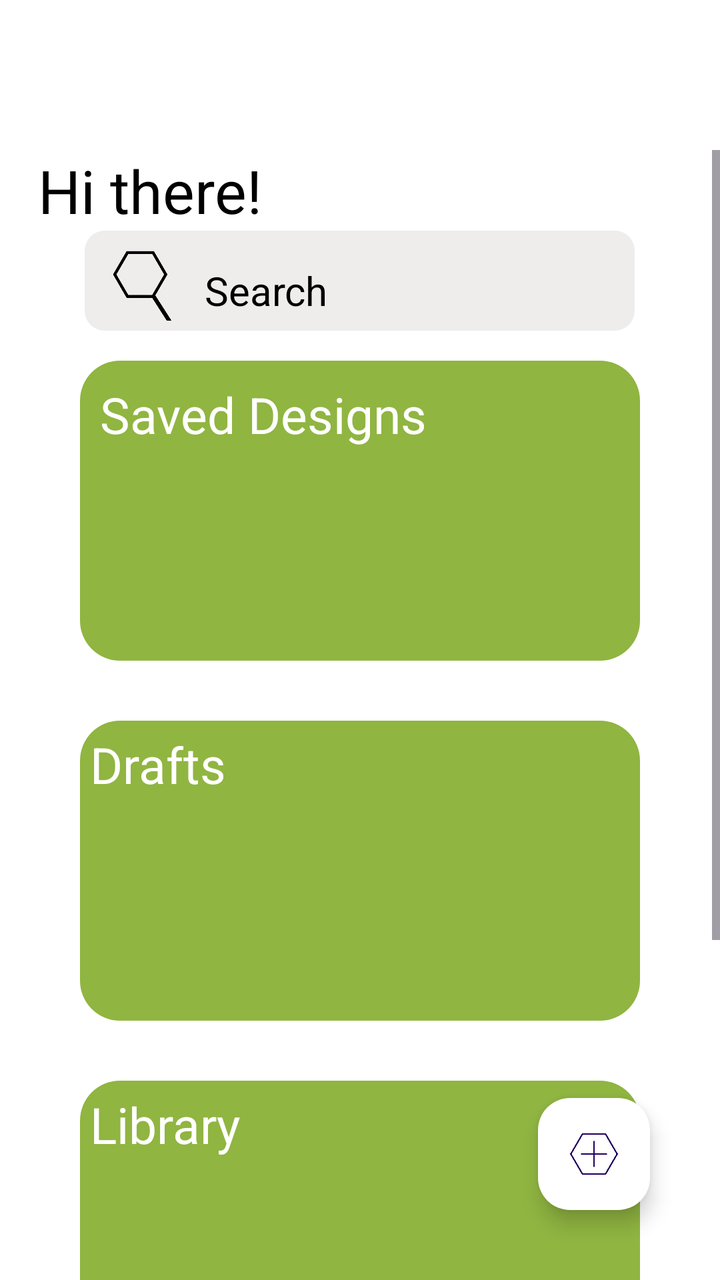
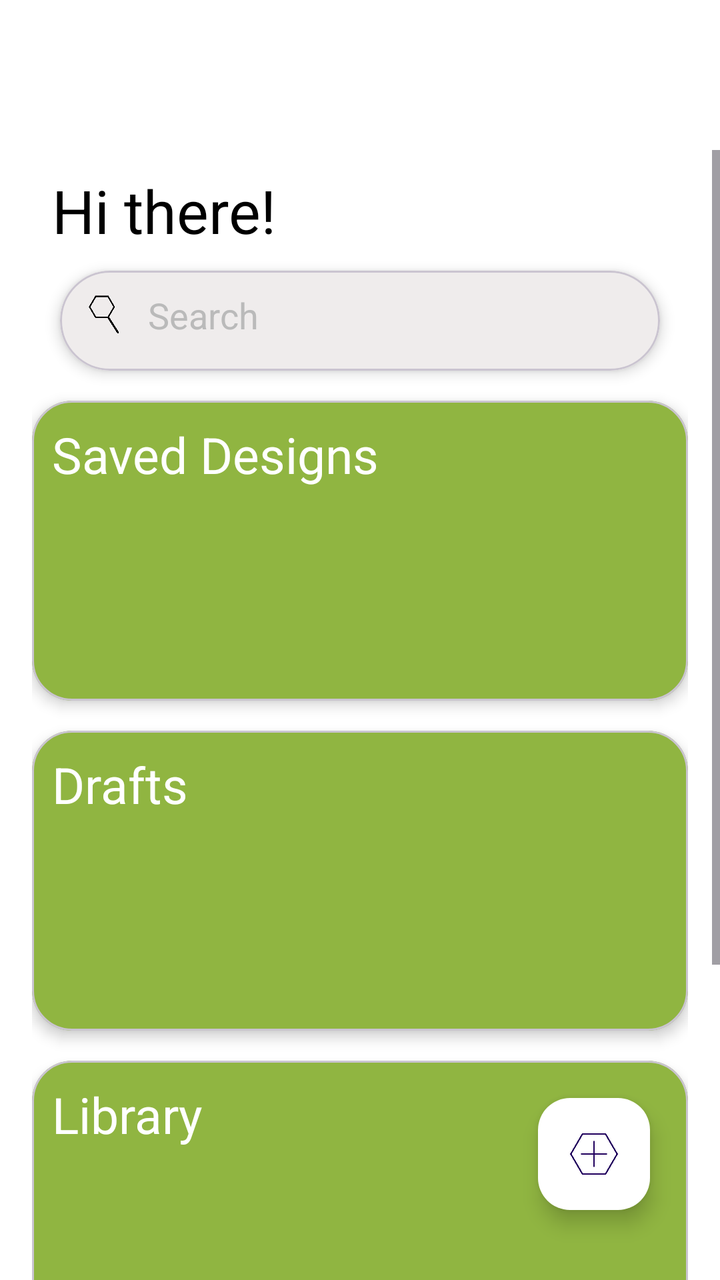

Screens rendered from an Android XML layout before and after an edit, with the pre-edit source and the edit as a unified diff.
<!-- AndroidManifest.xml: application theme Theme.LayoutLab -->
<!-- res/layout/activity_home.xml -->
<?xml version="1.0" encoding="utf-8"?>
<FrameLayout xmlns:android="http://schemas.android.com/apk/res/android"
    xmlns:app="http://schemas.android.com/apk/res-auto"
    xmlns:tools="http://schemas.android.com/tools"
    android:layout_width="match_parent"
    android:layout_height="match_parent"
    tools:context=".Home"
    android:background="@color/white">

    <LinearLayout
        android:layout_width="match_parent"
        android:layout_height="match_parent"
        android:background="@color/white"
        android:id="@+id/main"
        android:orientation="vertical">

       <LinearLayout
           android:layout_width="match_parent"
           android:layout_height="wrap_content"
           android:orientation="vertical"
           android:padding="5dp">

           
           <LinearLayout
               android:layout_width="match_parent"
               android:layout_height="wrap_content"
               android:orientation="horizontal"
               android:padding="5dp">

               <LinearLayout
                   android:layout_width="0dp"
                   android:layout_height="50dp"
                   android:layout_weight="1"
                   android:orientation="horizontal"
                   android:gravity="start">

                   <Button
                       android:id="@+id/btn_settingsHome"
                       android:layout_width="50dp"
                       android:layout_height="50dp"
                       android:backgroundTint="@android:color/transparent"
                       android:foreground="@drawable/settings_icon" />

               </LinearLayout>

               <LinearLayout
                   android:layout_width="0dp"
                   android:layout_height="50dp"
                   android:layout_weight="1"
                   android:orientation="horizontal"
                   android:gravity="center">

                   <com.google.android.material.button.MaterialButton
                       android:id="@+id/btn_logoHome"
                       android:layout_width="50dp"
                       android:layout_height="50dp"
                       android:foreground="@drawable/logo_transparent"
                       app:backgroundTint="@android:color/transparent"
                       android:clickable="false"/>

               </LinearLayout>

               <LinearLayout
                   android:layout_width="0dp"
                   android:layout_height="50dp"
                   android:layout_weight="1"
                   android:orientation="horizontal"
                   android:gravity="end">

                   <Button
                       android:id="@+id/btn_profileHome"
                       android:layout_width="50dp"
                       android:layout_height="50dp"
                       android:backgroundTint="@android:color/transparent"
                       android:foreground="@drawable/profile_icon" />

               </LinearLayout>

           </LinearLayout>


       </LinearLayout>


        
        <ScrollView
            android:layout_width="match_parent"
            android:layout_height="0dp"
            android:layout_weight="1"
            android:clipToPadding="false"
            android:paddingTop="5dp">

            <LinearLayout
                android:layout_width="match_parent"
                android:layout_height="wrap_content"
                android:orientation="vertical">


                
                <LinearLayout
                    android:layout_width="match_parent"
                    android:layout_height="wrap_content">

                    <TextView
                        android:layout_width="match_parent"
                        android:layout_height="wrap_content"
                        android:paddingStart="19dp"
                        android:paddingEnd="19dp"
                        android:textColor="@color/black"
                        android:text="Hi there!"
                        android:textSize="30sp" />

                </LinearLayout>

                
                <LinearLayout
                    android:layout_width="match_parent"
                    android:layout_height="wrap_content"
                    android:gravity="center">

                    <LinearLayout
                        android:layout_width="275dp"
                        android:layout_height="50dp"
                        android:orientation="horizontal"
                        android:padding="5dp"
                        android:background="@drawable/search">

                        <ImageView
                            android:layout_width="50dp"
                            android:layout_height="50dp"
                            android:background="@drawable/search_icon"/>


                        <EditText
                            android:id="@+id/etx_searchHome"
                            android:layout_width="match_parent"
                            android:layout_height="50dp"
                            android:background="@android:color/transparent"
                            android:hint="@string/search"
                            android:inputType="text"
                            android:padding="3dp"
                            android:paddingStart="5dp"
                            android:paddingEnd="5sp"
                            android:textColorHint="@color/black"
                            android:textSize="20sp" />

                    </LinearLayout>

                </LinearLayout>

                
                <LinearLayout
                    android:layout_width="match_parent"
                    android:layout_height="wrap_content">

                </LinearLayout>


                <LinearLayout
                    android:layout_width="match_parent"
                    android:layout_height="wrap_content"
                    android:orientation="vertical"
                    android:gravity="center"
                    android:paddingLeft="40dp"
                    android:paddingRight="40dp">

                    
                    <LinearLayout
                        android:id="@+id/lin_savedDesigns"
                        android:layout_width="match_parent"
                        android:layout_height="150dp"
                        android:orientation="vertical"
                        android:layout_marginTop="15dp"
                        android:layout_marginBottom="15dp"
                        android:padding="5dp"
                        android:background="@drawable/scrollview_items">

                        <TextView
                            android:layout_width="match_parent"
                            android:layout_height="wrap_content"
                            android:text="Saved Designs"
                            android:textSize="25sp"
                            android:textColor="@color/white"
                            android:padding="5dp"/>

                    </LinearLayout>

                    
                    <LinearLayout
                        android:id="@+id/lin_drafts"
                        android:layout_width="match_parent"
                        android:layout_height="150dp"
                        android:orientation="vertical"
                        android:layout_marginTop="15dp"
                        android:layout_marginBottom="15dp"
                        android:background="@drawable/scrollview_items">

                        <TextView
                            android:layout_width="match_parent"
                            android:layout_height="wrap_content"
                            android:text="Drafts"
                            android:textSize="25sp"
                            android:textColor="@color/white"
                            android:padding="5dp"/>

                    </LinearLayout>

                    
                    <LinearLayout
                        android:id="@+id/lin_library"
                        android:layout_width="match_parent"
                        android:layout_height="150dp"
                        android:orientation="vertical"
                        android:layout_marginTop="15dp"
                        android:layout_marginBottom="15dp"
                        android:background="@drawable/scrollview_items">

                        <TextView
                            android:layout_width="match_parent"
                            android:layout_height="wrap_content"
                            android:text="Library"
                            android:textSize="25sp"
                            android:textColor="@color/white"
                            android:padding="5dp"/>

                    </LinearLayout>

                    
                    <LinearLayout
                        android:id="@+id/lin_explore"
                        android:layout_width="match_parent"
                        android:layout_height="150dp"
                        android:orientation="vertical"
                        android:layout_marginTop="15dp"
                        android:layout_marginBottom="15dp"
                        android:background="@drawable/scrollview_items">

                        <TextView
                            android:layout_width="match_parent"
                            android:layout_height="wrap_content"
                            android:text="Explore"
                            android:textSize="25sp"
                            android:textColor="@color/white"
                            android:padding="5dp"/>

                    </LinearLayout>

                </LinearLayout>

            </LinearLayout>

        </ScrollView>

    </LinearLayout>

    
    <com.google.android.material.floatingactionbutton.FloatingActionButton
        android:id="@+id/fab_addHome"
        android:layout_width="wrap_content"
        android:layout_height="wrap_content"
        android:layout_gravity="end|bottom"
        android:layout_margin="35dp"
        android:backgroundTint="@color/white"
        android:src="@drawable/add_icon" />
    
</FrameLayout>
<!-- resources referenced by this layout -->
<resources>
  <color name="black">#FF000000</color>
  <color name="white">#FFFFFFFF</color>
  <!-- drawable add_icon: png bitmap (drawable, 39415 bytes) -->
  <!-- drawable logo_transparent: png bitmap (drawable, 37070 bytes) -->
  <!-- drawable profile_icon: png bitmap (drawable, 40205 bytes) -->
  <!-- drawable scrollview_items (drawable) -->
  <?xml version="1.0" encoding="UTF-8"?>
  <shape
      xmlns:android="http://schemas.android.com/apk/res/android">
      <solid
          android:color="#90B541"
          />
      <corners
          android:radius="20dp"
          />
  </shape>
  <!-- drawable search (drawable) -->
  <?xml version="1.0" encoding="UTF-8"?>
  <shape
      xmlns:android="http://schemas.android.com/apk/res/android">
      <solid
          android:color="#EFECEC"
          />
      <corners
          android:radius="10dp"
          />
  </shape>
  <!-- drawable search_icon: png bitmap (drawable, 32151 bytes) -->
  <!-- drawable settings_icon: png bitmap (drawable, 52125 bytes) -->
  <string name="search">Search</string>
  <style name="Theme.LayoutLab" parent="Base.Theme.LayoutLab" />
  <style name="Base.Theme.LayoutLab" parent="Theme.Material3.DayNight.NoActionBar">
          
          
      </style>
</resources>

<!-- the commit's change to res/layout/activity_home.xml (unified diff, before → after) -->
@@ -93,159 +93,135 @@
             <LinearLayout
                 android:layout_width="match_parent"
                 android:layout_height="wrap_content"
-                android:orientation="vertical">
-
-
-                
-                <LinearLayout
-                    android:layout_width="match_parent"
-                    android:layout_height="wrap_content">
-
-                    <TextView
-                        android:layout_width="match_parent"
-                        android:layout_height="wrap_content"
-                        android:paddingStart="19dp"
-                        android:paddingEnd="19dp"
-                        android:textColor="@color/black"
-                        android:text="Hi there!"
-                        android:textSize="30sp" />
-
-                </LinearLayout>
-
-                
-                <LinearLayout
+                android:orientation="vertical"
+                android:paddingHorizontal="16dp">
+
+                <TextView
                     android:layout_width="match_parent"
                     android:layout_height="wrap_content"
-                    android:gravity="center">
+                    android:text="Hi there!"
+                    android:textColor="@color/black"
+                    android:textSize="30sp"
+                    android:padding="10dp" />
+
+                
+                <com.google.android.material.card.MaterialCardView
+                    android:layout_width="300dp"
+                    android:layout_height="50dp"
+                    android:layout_gravity="center"
+                    app:cardCornerRadius="25dp"
+                    app:cardElevation="4dp"
+                    android:background="@drawable/search"
+                    android:layout_marginBottom="15dp">
 
                     <LinearLayout
-                        android:layout_width="275dp"
-                        android:layout_height="50dp"
+                        android:layout_width="match_parent"
+                        android:layout_height="match_parent"
                         android:orientation="horizontal"
-                        android:padding="5dp"
-                        android:background="@drawable/search">
+                        android:background="@drawable/search"
+                        android:padding="10dp">
 
                         <ImageView
-                            android:layout_width="50dp"
-                            android:layout_height="50dp"
-                            android:background="@drawable/search_icon"/>
-
+                            android:layout_width="24dp"
+                            android:layout_height="24dp"
+                            android:src="@drawable/search_icon" />
 
                         <EditText
                             android:id="@+id/etx_searchHome"
                             android:layout_width="match_parent"
-                            android:layout_height="50dp"
-                            android:background="@android:color/transparent"
+                            android:layout_height="wrap_content"
+                            android:background="@null"
                             android:hint="@string/search"
                             android:inputType="text"
-                            android:padding="3dp"
-                            android:paddingStart="5dp"
-                            android:paddingEnd="5sp"
-                            android:textColorHint="@color/black"
-                            android:textSize="20sp" />
-
+                            android:textColorHint="@color/gray"
+                            android:paddingStart="10dp" />
                     </LinearLayout>
-
-                </LinearLayout>
-
-                
-                <LinearLayout
-                    android:layout_width="match_parent"
-                    android:layout_height="wrap_content">
-
-                </LinearLayout>
-
-
-                <LinearLayout
-                    android:layout_width="match_parent"
-                    android:layout_height="wrap_content"
-                    android:orientation="vertical"
-                    android:gravity="center"
-                    android:paddingLeft="40dp"
-                    android:paddingRight="40dp">
-
-                    
-                    <LinearLayout
-                        android:id="@+id/lin_savedDesigns"
-                        android:layout_width="match_parent"
-                        android:layout_height="150dp"
-                        android:orientation="vertical"
-                        android:layout_marginTop="15dp"
-                        android:layout_marginBottom="15dp"
-                        android:padding="5dp"
-                        android:background="@drawable/scrollview_items">
-
-                        <TextView
-                            android:layout_width="match_parent"
-                            android:layout_height="wrap_content"
-                            android:text="Saved Designs"
-                            android:textSize="25sp"
-                            android:textColor="@color/white"
-                            android:padding="5dp"/>
-
-                    </LinearLayout>
-
-                    
-                    <LinearLayout
-                        android:id="@+id/lin_drafts"
-                        android:layout_width="match_parent"
-                        android:layout_height="150dp"
-                        android:orientation="vertical"
-                        android:layout_marginTop="15dp"
-                        android:layout_marginBottom="15dp"
-                        android:background="@drawable/scrollview_items">
-
-                        <TextView
-                            android:layout_width="match_parent"
-                            android:layout_height="wrap_content"
-                            android:text="Drafts"
-                            android:textSize="25sp"
-                            android:textColor="@color/white"
-                            android:padding="5dp"/>
-
-                    </LinearLayout>
-
-                    
-                    <LinearLayout
-                        android:id="@+id/lin_library"
-                        android:layout_width="match_parent"
-                        android:layout_height="150dp"
-                        android:orientation="vertical"
-                        android:layout_marginTop="15dp"
-                        android:layout_marginBottom="15dp"
-                        android:background="@drawable/scrollview_items">
-
-                        <TextView
-                            android:layout_width="match_parent"
-                            android:layout_height="wrap_content"
-                            android:text="Library"
-                            android:textSize="25sp"
-                            android:textColor="@color/white"
-                            android:padding="5dp"/>
-
-                    </LinearLayout>
-
-                    
-                    <LinearLayout
-                        android:id="@+id/lin_explore"
-                        android:layout_width="match_parent"
-                        android:layout_height="150dp"
-                        android:orientation="vertical"
-                        android:layout_marginTop="15dp"
-                        android:layout_marginBottom="15dp"
-                        android:background="@drawable/scrollview_items">
-
-                        <TextView
-                            android:layout_width="match_parent"
-                            android:layout_height="wrap_content"
-                            android:text="Explore"
-                            android:textSize="25sp"
-                            android:textColor="@color/white"
-                            android:padding="5dp"/>
-
-                    </LinearLayout>
-
-                </LinearLayout>
+                </com.google.android.material.card.MaterialCardView>
+
+                
+
+
+
+
+
+
+
+
+                
+                <com.google.android.material.card.MaterialCardView
+                    android:id="@+id/lin_savedDesigns"
+                    android:layout_width="match_parent"
+                    android:layout_height="150dp"
+                    app:cardCornerRadius="20dp"
+                    app:cardElevation="4dp"
+                    android:layout_marginBottom="15dp"
+                    android:backgroundTint="@color/scrollviewItemBackground">
+
+                    <TextView
+                        android:layout_width="match_parent"
+                        android:layout_height="wrap_content"
+                        android:text="Saved Designs"
+                        android:textSize="25sp"
+                        android:textColor="@color/white"
+                        android:padding="10dp" />
+                </com.google.android.material.card.MaterialCardView>
+
+                
+                <com.google.android.material.card.MaterialCardView
+                    android:id="@+id/lin_drafts"
+                    android:layout_width="match_parent"
+                    android:layout_height="150dp"
+                    app:cardCornerRadius="20dp"
+                    app:cardElevation="4dp"
+                    android:layout_marginBottom="15dp"
+                    android:backgroundTint="@color/scrollviewItemBackground">
+
+                    <TextView
+                        android:layout_width="match_parent"
+                        android:layout_height="wrap_content"
+                        android:text="Drafts"
+                        android:textSize="25sp"
+                        android:textColor="@color/white"
+                        android:padding="10dp" />
+                </com.google.android.material.card.MaterialCardView>
+
+                
+                <com.google.android.material.card.MaterialCardView
+                    android:id="@+id/lin_library"
+                    android:layout_width="match_parent"
+                    android:layout_height="150dp"
+                    app:cardCornerRadius="20dp"
+                    app:cardElevation="4dp"
+                    android:layout_marginBottom="15dp"
+                    android:backgroundTint="@color/scrollviewItemBackground">
+
+                    <TextView
+                        android:layout_width="match_parent"
+                        android:layout_height="wrap_content"
+                        android:text="Library"
+                        android:textSize="25sp"
+                        android:textColor="@color/white"
+                        android:padding="10dp" />
+                </com.google.android.material.card.MaterialCardView>
+
+                
+                <com.google.android.material.card.MaterialCardView
+                    android:id="@+id/lin_explore"
+                    android:layout_width="match_parent"
+                    android:layout_height="150dp"
+                    app:cardCornerRadius="20dp"
+                    app:cardElevation="4dp"
+                    android:layout_marginBottom="15dp"
+                    android:backgroundTint="@color/scrollviewItemBackground">
+
+                    <TextView
+                        android:layout_width="match_parent"
+                        android:layout_height="wrap_content"
+                        android:text="Explore"
+                        android:textSize="25sp"
+                        android:textColor="@color/white"
+                        android:padding="10dp" />
+                </com.google.android.material.card.MaterialCardView>
 
             </LinearLayout>
 
@@ -262,5 +238,5 @@
         android:layout_margin="35dp"
         android:backgroundTint="@color/white"
         android:src="@drawable/add_icon" />
-    
+
 </FrameLayout>
<!-- resource entries referenced after the edit -->
@@ -1,21 +1,12 @@
 <!-- resources referenced by this layout -->
 <resources>
   <color name="black">#FF000000</color>
+  <color name="gray">#BABABA</color>
+  <color name="scrollviewItemBackground">#90B541</color>
   <color name="white">#FFFFFFFF</color>
   <!-- drawable add_icon: png bitmap (drawable, 39415 bytes) -->
   <!-- drawable logo_transparent: png bitmap (drawable, 37070 bytes) -->
   <!-- drawable profile_icon: png bitmap (drawable, 40205 bytes) -->
-  <!-- drawable scrollview_items (drawable) -->
-  <?xml version="1.0" encoding="UTF-8"?>
-  <shape
-      xmlns:android="http://schemas.android.com/apk/res/android">
-      <solid
-          android:color="#90B541"
-          />
-      <corners
-          android:radius="20dp"
-          />
-  </shape>
   <!-- drawable search (drawable) -->
   <?xml version="1.0" encoding="UTF-8"?>
   <shape
